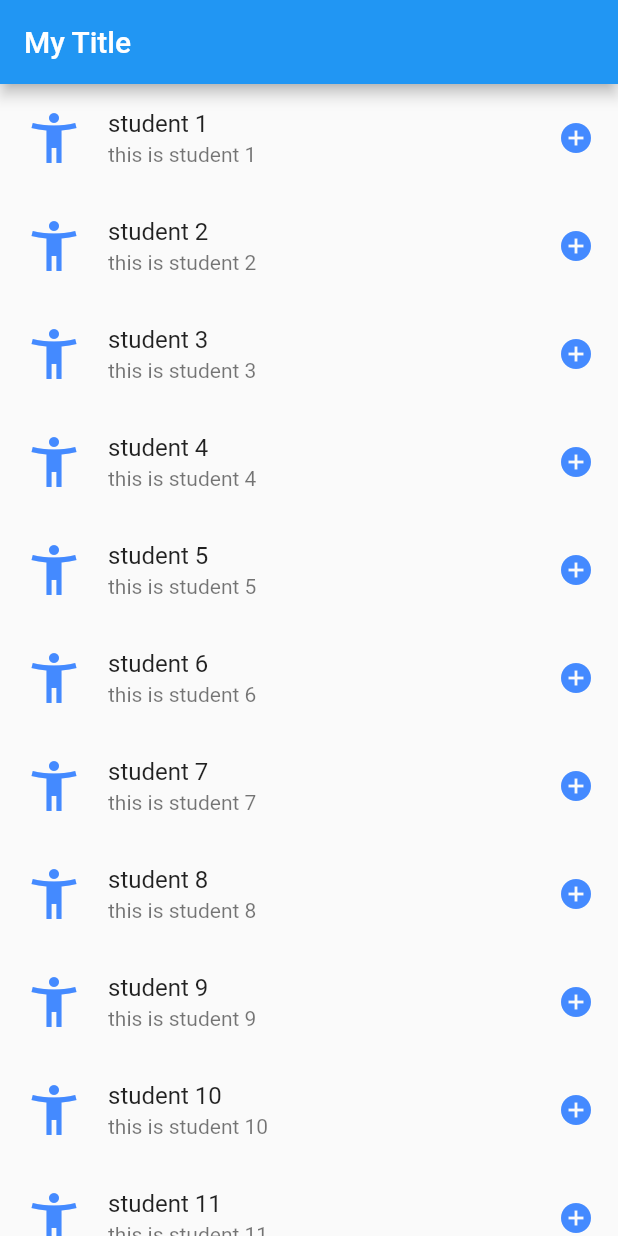
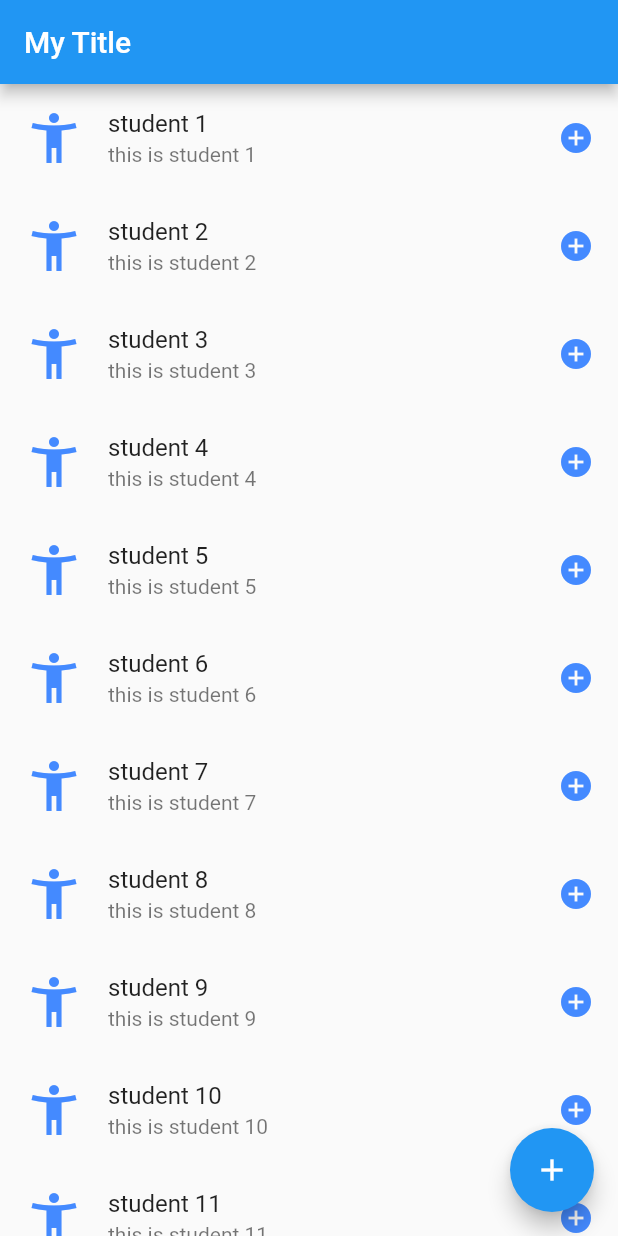
Before and after one commit to AymenSoft/MyFlutterTraining, a Flutter app: the screen it shows after launch, on a phone screen of 412 x 824 dp. Run offline on Flutter 3.47's test engine with Material 2 defaults, Android fonts, the phone set to English and light mode, and no system bars; our stand-ins replace fluttertoast.

Commit message:
create floating button

```diff
--- /dev/null
+++ b/lib/layouts/create_floating_button.dart
@@ -0,0 +1,68 @@
+import 'package:flutter/material.dart';
+import 'package:fluttertoast/fluttertoast.dart';
+
+///create floating button
+class CreateFloatingButton extends StatelessWidget{
+
+  @override
+  Widget build(BuildContext context) {
+    return Scaffold(
+      body: listView(context),
+      floatingActionButton: FloatingActionButton(
+        child: Icon(Icons.add),
+        tooltip: "ToolTips",
+        onPressed: (){
+          Scaffold.of(context).showSnackBar(SnackBar(
+            content: Text("Item Deleted"),
+            action: SnackBarAction(
+              label: "UNDO",
+              onPressed: (){
+                Scaffold.of(context).hideCurrentSnackBar();
+              },
+            ),
+          ));
+        },
+      ),
+    );
+  }
+
+  Widget listView(BuildContext context) {
+    var items = generateData();
+    var list = ListView.builder(
+      scrollDirection: Axis.vertical,
+      itemCount: items.length,
+      itemBuilder: (context, position){
+        return ListTile(
+          leading: Icon(
+              Icons.accessibility_new,
+              color: Colors.blueAccent,
+              size: 40
+          ),
+          title: Text(items[position]),
+          subtitle: Text("this is ${items[position]}"),
+          trailing: Icon(Icons.add_circle, color: Colors.blueAccent),
+          onTap: (){
+            //use toast
+            Fluttertoast.showToast(
+                msg: "this is ${items[position]}",
+                toastLength: Toast.LENGTH_SHORT,
+                gravity: ToastGravity.CENTER,
+                timeInSecForIosWeb: 1,
+                backgroundColor: Colors.blueAccent,
+                textColor: Colors.white,
+                fontSize: 16.0
+            );
+          },
+        );
+      },
+    );
+    return list;
+  }
+
+  //generate dynamic data to show it in list view
+  List<String> generateData(){
+    var items = List<String>.generate(50, (index) => "student ${index + 1}");
+    return items;
+  }
+
+}
--- a/lib/main.dart
+++ b/lib/main.dart
@@ -1,4 +1,4 @@
-import 'package:first_flutter_app/layouts/create_dynamic_list_view.dart';
+import 'package:first_flutter_app/layouts/create_floating_button.dart';
 import 'package:flutter/material.dart';
 
 void main(){
@@ -16,7 +16,7 @@ class MyApp extends StatelessWidget{
             title: Text("My Title"),
         ),
         body:  Center(
-          child: CreateDynamicListView(),
+          child: CreateFloatingButton(),
         )
       ),
     );
```
Also changed, not shown: lib/layouts/home_screen.dart (deleted, +0 -69 lines).
